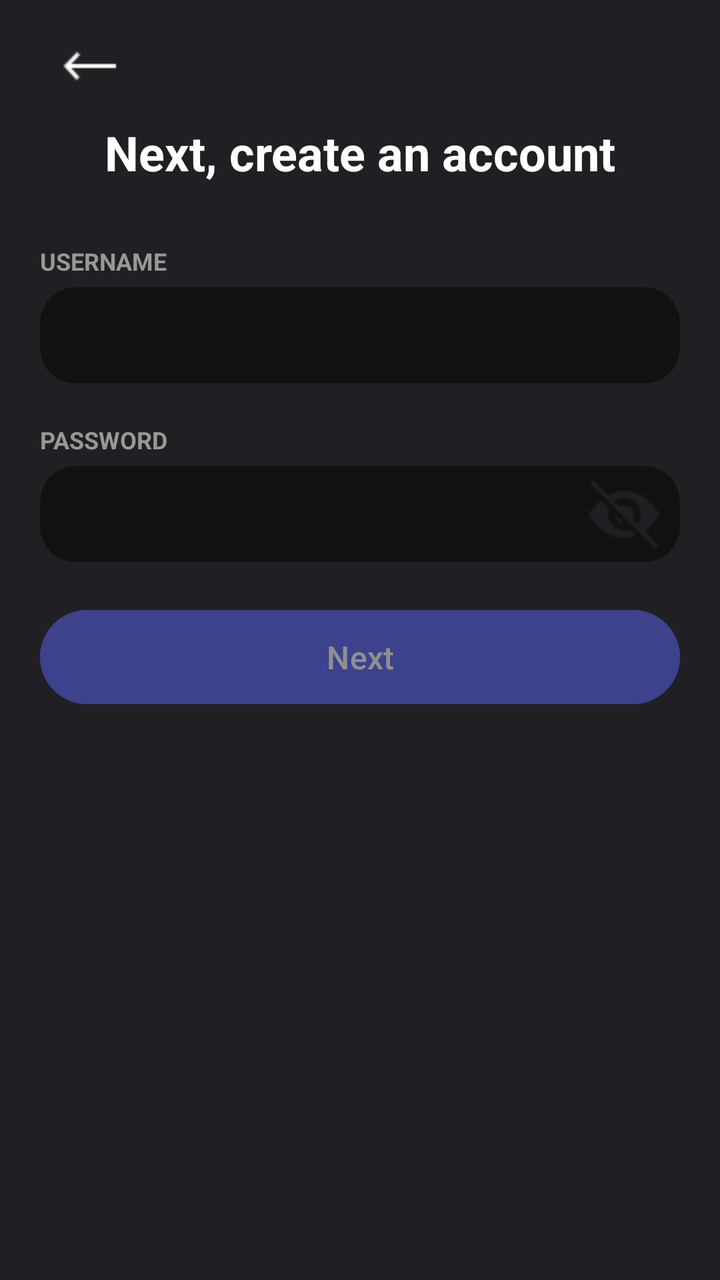
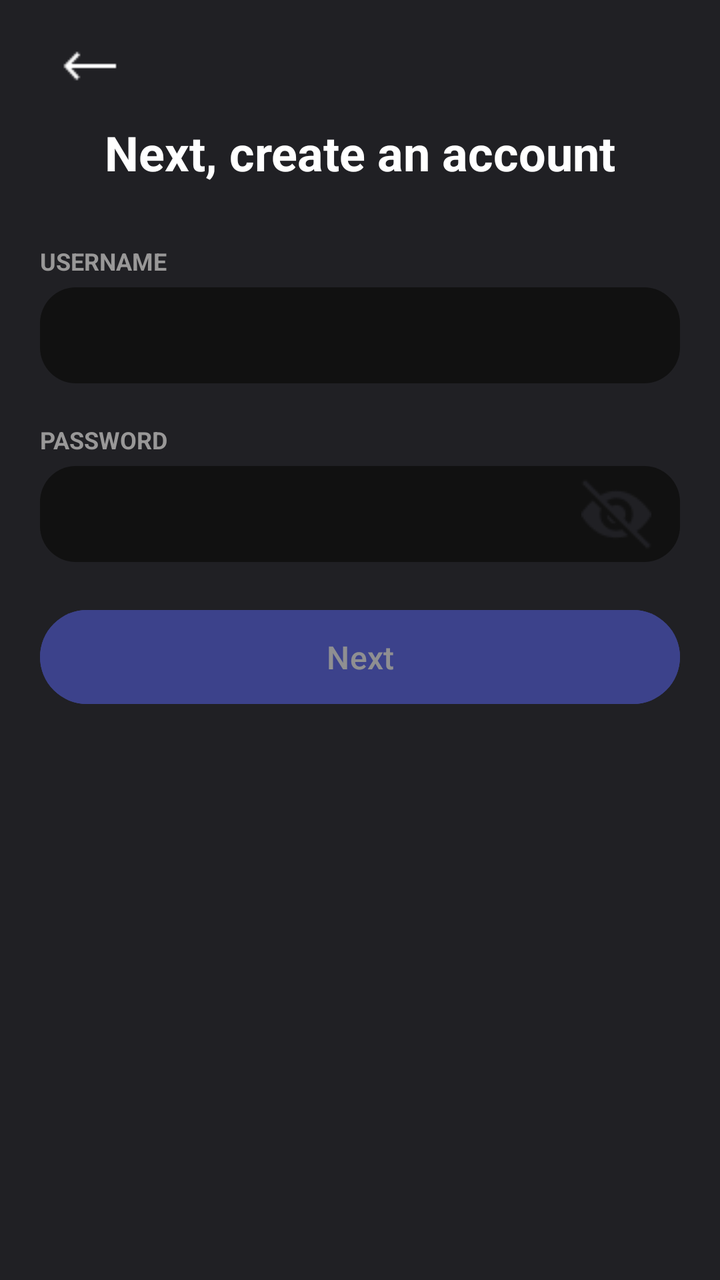

Compare the two renders of this Android layout. The source of the first and the diff that turns it into the second are given below.
<!-- AndroidManifest.xml: application theme Theme.Doscord -->
<!-- res/layout/activity_reg_user.xml -->
<?xml version="1.0" encoding="utf-8"?>
<androidx.constraintlayout.widget.ConstraintLayout xmlns:android="http://schemas.android.com/apk/res/android"
    xmlns:app="http://schemas.android.com/apk/res-auto"
    xmlns:tools="http://schemas.android.com/tools"
    android:id="@+id/main"
    android:animateLayoutChanges="true"
    android:layout_width="match_parent"
    android:layout_height="match_parent"
    android:background="@color/bgGray"
    tools:context=".activities.menu.RegUserActivity">

    <TextView
        android:id="@+id/regUserUserWarning"
        android:layout_width="0dp"
        android:layout_height="wrap_content"
        android:layout_marginStart="20dp"
        android:layout_marginTop="7dp"
        android:layout_marginEnd="20dp"
        android:letterSpacing="0.02"
        android:text="@string/usernameWarning"
        android:textColor="@color/gray"
        android:textSize="12sp"
        android:textStyle="bold"
        android:visibility="gone"
        app:layout_constraintEnd_toEndOf="parent"
        app:layout_constraintHorizontal_bias="0.507"
        app:layout_constraintStart_toStartOf="parent"
        app:layout_constraintTop_toBottomOf="@id/regUserUserInput" />

    <TextView
        android:id="@+id/regUserPassWarning"
        android:layout_width="0dp"
        android:layout_height="wrap_content"
        android:layout_marginStart="20dp"
        android:layout_marginTop="7dp"
        android:layout_marginEnd="20dp"
        android:letterSpacing="0.02"
        android:text="@string/passWeak"
        android:textColor="@color/red"
        android:textSize="12sp"
        android:textStyle="bold"
        android:visibility="gone"
        app:layout_constraintEnd_toEndOf="parent"
        app:layout_constraintHorizontal_bias="0.507"
        app:layout_constraintStart_toStartOf="parent"
        app:layout_constraintTop_toBottomOf="@+id/regUserPassContainer" />

    <TextView
        android:id="@+id/regUserPassWarning2"
        android:layout_width="0dp"
        android:layout_height="wrap_content"
        android:layout_marginStart="20dp"
        android:layout_marginTop="7dp"
        android:layout_marginEnd="20dp"
        android:letterSpacing="0.02"
        android:text="@string/passwordWarning"
        android:textColor="@color/gray"
        android:textSize="12sp"
        android:textStyle="bold"
        android:visibility="gone"
        app:layout_constraintEnd_toEndOf="parent"
        app:layout_constraintHorizontal_bias="0.507"
        app:layout_constraintStart_toStartOf="parent"
        app:layout_constraintTop_toBottomOf="@+id/regUserPassWarning" />

    <ImageButton
        android:id="@+id/regUserBackBtn"
        android:layout_width="48dp"
        android:layout_height="48dp"
        android:layout_marginStart="20dp"
        android:layout_marginTop="10dp"
        android:background="@android:color/transparent"
        android:contentDescription="@string/back"
        android:onClick="finish"
        app:layout_constraintStart_toStartOf="parent"
        app:layout_constraintTop_toTopOf="parent"
        app:srcCompat="@drawable/back" />

    <TextView
        android:id="@+id/regUserTitle"
        android:layout_width="wrap_content"
        android:layout_height="wrap_content"
        android:layout_marginTop="60dp"
        android:text="@string/nextCreateAnAccount"
        android:textColor="#FFFFFF"
        android:textSize="24sp"
        android:textStyle="bold"
        app:layout_constraintEnd_toEndOf="parent"
        app:layout_constraintStart_toStartOf="parent"
        app:layout_constraintTop_toTopOf="parent" />

    <TextView
        android:id="@+id/regUserUserLabel"
        android:layout_width="wrap_content"
        android:layout_height="wrap_content"
        android:layout_marginStart="20dp"
        android:layout_marginTop="30dp"
        android:labelFor="@id/regUserUserInput"
        android:text="@string/usernameUpper"
        android:textColor="#999898"
        android:textSize="12sp"
        android:textStyle="bold"
        app:layout_constraintStart_toStartOf="parent"
        app:layout_constraintTop_toBottomOf="@+id/regUserTitle" />

    <EditText
        android:id="@+id/regUserUserInput"
        android:layout_width="0dp"
        android:layout_height="48dp"
        android:layout_marginHorizontal="20dp"
        android:layout_marginStart="20dp"
        android:layout_marginTop="5dp"
        android:layout_marginEnd="20dp"
        android:autofillHints=""
        android:background="@drawable/input_background"
        android:inputType="text"
        android:paddingHorizontal="15dp"
        android:textColor="#FFFFFF"
        app:layout_constraintEnd_toEndOf="parent"
        app:layout_constraintStart_toStartOf="parent"
        app:layout_constraintTop_toBottomOf="@+id/regUserUserLabel" />

    <TextView
        android:id="@+id/regUserPassLabel"
        android:layout_width="wrap_content"
        android:layout_height="wrap_content"
        android:layout_marginStart="20dp"
        android:layout_marginTop="20dp"
        android:labelFor="@id/regUserPassInput"
        android:text="@string/passwordUpper"
        android:textColor="#999898"
        android:textSize="12sp"
        android:textStyle="bold"
        app:layout_constraintStart_toStartOf="parent"
        app:layout_constraintTop_toBottomOf="@+id/regUserUserWarning" />

    <RelativeLayout
        android:id="@+id/regUserPassContainer"
        android:layout_width="0dp"
        android:layout_height="48dp"
        android:layout_marginStart="20dp"
        android:layout_marginTop="5dp"
        android:layout_marginEnd="20dp"
        app:layout_constraintEnd_toEndOf="parent"
        app:layout_constraintStart_toStartOf="parent"
        app:layout_constraintTop_toBottomOf="@id/regUserPassLabel">

        <EditText
            android:id="@+id/regUserPassInput"
            android:layout_width="match_parent"
            android:layout_height="match_parent"
            android:autofillHints=""
            android:background="@drawable/input_background"
            android:inputType="textPassword"
            android:paddingStart="15dp"
            android:paddingEnd="48dp"
            android:textSize="16sp" />

        <ImageButton
            android:id="@+id/regUserEyeBtn"
            android:layout_width="40dp"
            android:layout_height="40dp"
            android:layout_alignParentEnd="true"
            android:layout_centerVertical="true"
            android:layout_marginEnd="8dp"
            android:background="@android:color/transparent"
            android:contentDescription="@string/toggle_password_visibility"
            android:onClick="regSwitchEye"
            android:src="@drawable/eye_closed" />

    </RelativeLayout>

    <Button
        android:id="@+id/regNextBtn"
        android:layout_width="match_parent"
        android:layout_height="55dp"
        android:layout_marginStart="20dp"
        android:layout_marginTop="20dp"
        android:layout_marginEnd="20dp"
        android:alpha="0.5"
        android:backgroundTint="#5865f2"
        android:enabled="false"
        android:onClick="openRegBdayActivity"
        android:text="@string/next"
        android:textAllCaps="false"
        android:textColor="@color/white"
        android:textSize="16sp"
        app:layout_constraintEnd_toEndOf="parent"
        app:layout_constraintStart_toStartOf="parent"
        app:layout_constraintTop_toBottomOf="@+id/regUserPassWarning2" />

</androidx.constraintlayout.widget.ConstraintLayout>
<!-- resources referenced by this layout -->
<resources>
  <color name="bgGray">#202024</color>
  <color name="gray">#818491</color>
  <color name="red">#FA777B</color>
  <color name="white">#FFFFFFFF</color>
  <!-- drawable back: png bitmap (drawable, 256 bytes) -->
  <!-- drawable eye_closed: png bitmap (drawable, 850 bytes) -->
  <!-- drawable input_background (drawable) -->
  <?xml version="1.0" encoding="utf-8"?>
  <shape xmlns:android="http://schemas.android.com/apk/res/android"
      android:shape="rectangle">
  
      
      <solid android:color="#111111" />
  
      
      <corners android:radius="18dp" />
  
  </shape>
  <string name="back">Back</string>
  <string name="next">Next</string>
  <string name="nextCreateAnAccount">Next, create an account</string>
  <string name="passWeak">Password Strength: Weak</string>
  <string name="passwordUpper">PASSWORD</string>
  <string name="passwordWarning">Password must be 8 or more characters. Strong password have a symbol, one uppercase, and lowercase letter.</string>
  <string name="toggle_password_visibility">Toggle password visibility.</string>
  <string name="usernameUpper">USERNAME</string>
  <string name="usernameWarning">Only use letters, numbers, underscores _, and periods.</string>
  <style name="Theme.Doscord" parent="Base.Theme.Doscord" />
  <style name="Base.Theme.Doscord" parent="Theme.Material3.DayNight.NoActionBar">
          
          
      </style>
</resources>

<!-- the commit's change to res/layout/activity_reg_user.xml (unified diff, before → after) -->
@@ -10,6 +10,23 @@
     tools:context=".activities.menu.RegUserActivity">
 
     <TextView
+        android:id="@+id/regUserServerWarning"
+        android:layout_width="0dp"
+        android:layout_height="wrap_content"
+        android:layout_marginStart="20dp"
+        android:layout_marginTop="7dp"
+        android:layout_marginEnd="20dp"
+        android:letterSpacing="0.02"
+        android:text="@string/server_error_check_your_network_connection_and_try_again"
+        android:textColor="@color/red"
+        android:textSize="12sp"
+        android:textStyle="bold"
+        android:visibility="gone"
+        app:layout_constraintEnd_toEndOf="parent"
+        app:layout_constraintStart_toStartOf="parent"
+        app:layout_constraintTop_toBottomOf="@id/regUserNextBtn" />
+
+    <TextView
         android:id="@+id/regUserUserWarning"
         android:layout_width="0dp"
         android:layout_height="wrap_content"
@@ -23,7 +40,6 @@
         android:textStyle="bold"
         android:visibility="gone"
         app:layout_constraintEnd_toEndOf="parent"
-        app:layout_constraintHorizontal_bias="0.507"
         app:layout_constraintStart_toStartOf="parent"
         app:layout_constraintTop_toBottomOf="@id/regUserUserInput" />
 
@@ -41,7 +57,6 @@
         android:textStyle="bold"
         android:visibility="gone"
         app:layout_constraintEnd_toEndOf="parent"
-        app:layout_constraintHorizontal_bias="0.507"
         app:layout_constraintStart_toStartOf="parent"
         app:layout_constraintTop_toBottomOf="@+id/regUserPassContainer" />
 
@@ -59,7 +74,6 @@
         android:textStyle="bold"
         android:visibility="gone"
         app:layout_constraintEnd_toEndOf="parent"
-        app:layout_constraintHorizontal_bias="0.507"
         app:layout_constraintStart_toStartOf="parent"
         app:layout_constraintTop_toBottomOf="@+id/regUserPassWarning" />
 
@@ -111,7 +125,7 @@
         android:layout_marginStart="20dp"
         android:layout_marginTop="5dp"
         android:layout_marginEnd="20dp"
-        android:autofillHints=""
+        android:autofillHints="username"
         android:background="@drawable/input_background"
         android:inputType="text"
         android:paddingHorizontal="15dp"
@@ -149,7 +163,7 @@
             android:id="@+id/regUserPassInput"
             android:layout_width="match_parent"
             android:layout_height="match_parent"
-            android:autofillHints=""
+            android:autofillHints="password"
             android:background="@drawable/input_background"
             android:inputType="textPassword"
             android:paddingStart="15dp"
@@ -158,8 +172,8 @@
 
         <ImageButton
             android:id="@+id/regUserEyeBtn"
-            android:layout_width="40dp"
-            android:layout_height="40dp"
+            android:layout_width="48dp"
+            android:layout_height="48dp"
             android:layout_alignParentEnd="true"
             android:layout_centerVertical="true"
             android:layout_marginEnd="8dp"
@@ -171,7 +185,7 @@
     </RelativeLayout>
 
     <Button
-        android:id="@+id/regNextBtn"
+        android:id="@+id/regUserNextBtn"
         android:layout_width="match_parent"
         android:layout_height="55dp"
         android:layout_marginStart="20dp"
<!-- resource entries referenced after the edit -->
@@ -24,6 +24,7 @@
   <string name="passWeak">Password Strength: Weak</string>
   <string name="passwordUpper">PASSWORD</string>
   <string name="passwordWarning">Password must be 8 or more characters. Strong password have a symbol, one uppercase, and lowercase letter.</string>
+  <string name="server_error_check_your_network_connection_and_try_again">Server Error! Check your network connection and try again.</string>
   <string name="toggle_password_visibility">Toggle password visibility.</string>
   <string name="usernameUpper">USERNAME</string>
   <string name="usernameWarning">Only use letters, numbers, underscores _, and periods.</string>
@@ -31,6 +32,16 @@
   <style name="Base.Theme.Doscord" parent="Theme.Material3.DayNight.NoActionBar">
           
           
+          <item name="colorOnSurface">#FFFFFF</item>
+          <item name="android:textColorPrimary">#FFFFFF</item>
+          <item name="android:datePickerDialogTheme">@style/MyDatePickerStyle</item>
       </style>
+  <style name="MyDatePickerStyle" parent="Theme.AppCompat.Light.Dialog">
+          <item name="colorAccent">@color/purple_500</item>
+          <item name="android:windowBackground">@android:color/black</item>
+          <item name="android:textColorPrimary">@android:color/white</item>
+          <item name="android:textColorSecondary">@android:color/darker_gray</item>
+      </style>
+  <color name="purple_500">#6200EE</color>
 </resources>
 
